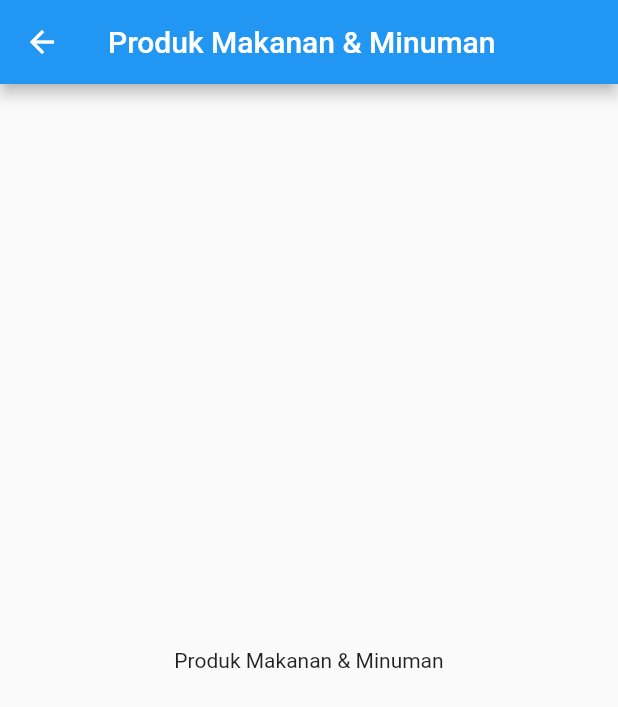
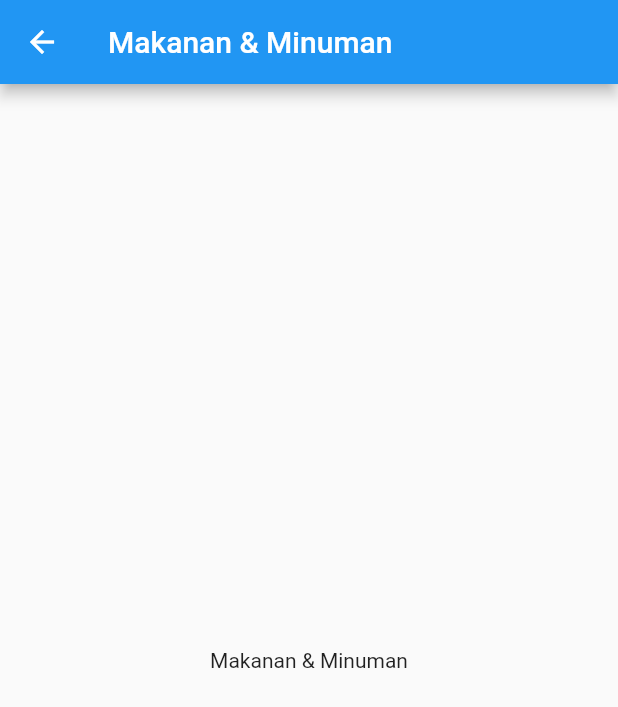
Before and after one commit to danielhartonohonoris/marketplaceuas, a Flutter app: the Home screen opened directly, after a tap on "Makanan & Minuman", on a phone screen of 412 x 824 dp. Shown: the top 707 px of the screen. Run offline on Flutter 3.47's test engine with Material 2 defaults, Android fonts, the phone set to English and light mode, and no system bars; our stand-ins replace carousel_slider, google_nav_bar.

Commit message:
Memodifikasi Kategori Home dan memindahkan beberapa file ke folder baru

```diff
--- /dev/null
+++ b/lib/KategoriPage/MakananMinuman.dart
@@ -0,0 +1,20 @@
+import 'package:flutter/material.dart';
+
+class MakananMinuman extends StatefulWidget {
+  @override
+  State<MakananMinuman> createState() => _MakananMinumanState();
+}
+
+class _MakananMinumanState extends State<MakananMinuman> {
+  @override
+  Widget build(BuildContext context) {
+    return Scaffold(
+      appBar: AppBar(
+        title: Text('Makanan & Minuman'),
+      ),
+      body: Center(
+        child: Text('Makanan & Minuman'),
+      ),
+    );
+  }
+}
--- a/lib/account.dart
+++ b/lib/NavbarPage/account.dart
@@ -1,10 +1,10 @@
 import 'package:flutter/material.dart';
 
 class Account extends StatefulWidget {
-  const Account({Key? key}) : super(key: key);
+  const Account({super.key});
 
   @override
-  _AccountState createState() => _AccountState();
+  State<Account> createState() => _AccountState();
 }
 
 class _AccountState extends State<Account> {
@@ -13,11 +13,9 @@ class _AccountState extends State<Account> {
     return const MaterialApp(
       debugShowCheckedModeBanner: false,
       home: Scaffold(
-        body: SafeArea(
-            child: Stack(
-          children: [Text('Account')],
-        )),
-      ),
+          body: SafeArea(
+        child: Text('Account'),
+      )),
     );
   }
 }
--- /dev/null
+++ b/lib/NavbarPage/cart.dart
@@ -0,0 +1,21 @@
+import 'package:flutter/material.dart';
+
+class Cart extends StatefulWidget {
+  const Cart({super.key});
+
+  @override
+  State<Cart> createState() => _CartState();
+}
+
+class _CartState extends State<Cart> {
+  @override
+  Widget build(BuildContext context) {
+    return const MaterialApp(
+      debugShowCheckedModeBanner: false,
+      home: Scaffold(
+          body: SafeArea(
+        child: Text('Cart'),
+      )),
+    );
+  }
+}
--- a/lib/home.dart
+++ b/lib/NavbarPage/home.dart
@@ -1,5 +1,9 @@
 import 'package:flutter/material.dart';
 import 'package:carousel_slider/carousel_slider.dart';
+import 'package:test4/KategoriPage/Elektronik.dart';
+import 'package:test4/KategoriPage/Kecantikan.dart';
+import 'package:test4/KategoriPage/MakananMinuman.dart';
+import 'package:test4/KategoriPage/Pakaian.dart';
 
 class Home extends StatefulWidget {
   const Home({Key? key}) : super(key: key);
@@ -13,6 +17,14 @@ class _HomeState extends State<Home> {
     'image/iklan_1.jpg',
     'image/iklan_2.jpg',
     'image/iklan_3.jpg',
+  ];
+
+  List<CategoryModel> categories = [
+    //Memanggil Class CategoryModel
+    CategoryModel('Elektronik', Icons.phone),
+    CategoryModel('Pakaian', Icons.shopping_bag),
+    CategoryModel('Kecantikan', Icons.favorite),
+    CategoryModel('Makanan & Minuman', Icons.fastfood),
   ];
 
   @override
@@ -60,8 +72,7 @@ class _HomeState extends State<Home> {
                         Container(
                           decoration: BoxDecoration(
                             border: Border.all(
-                              color: Colors
-                                  .blue, // Change the border color as needed
+                              color: Colors.blue,
                               width: 2.0,
                             ),
                             borderRadius: BorderRadius.circular(8.0),
@@ -72,8 +83,7 @@ class _HomeState extends State<Home> {
                             'Mengikuti',
                             style: TextStyle(
                               fontSize: 14,
-                              color: Colors
-                                  .blue, // Change the text color as needed
+                              color: Colors.blue,
                             ),
                           ),
                         ),
@@ -148,24 +158,23 @@ class _HomeState extends State<Home> {
                       margin: const EdgeInsets.symmetric(horizontal: 16),
                       child: Row(
                         mainAxisAlignment: MainAxisAlignment.spaceAround,
-                        children: [
-                          _buildCategoryCard('Elektronik', Icons.phone, () {
+                        //Membuat widget dari list categories
+                        children: categories
+                            .map(
+                              (category) => _buildCategoryCard(
+                                //Memanggil fungsi untuk membuat title dan icon
+                                category.title,
+                                category.icon,
+                                //fungsi untuk menavigasi ke halaman kategori
+                                () {
                                   _navigateToCategoryPage(
-                                context, 'Produk Elektronik');
-                          }),
-                          _buildCategoryCard('Pakaian', Icons.shopping_bag, () {
-                            _navigateToCategoryPage(context, 'Produk Pakaian');
-                          }),
-                          _buildCategoryCard('Kecantikan', Icons.favorite, () {
-                            _navigateToCategoryPage(
-                                context, 'Produk Kecantikan');
-                          }),
-                          _buildCategoryCard(
-                              'Makanan & Minuman', Icons.fastfood, () {
-                            _navigateToCategoryPage(
-                                context, 'Produk Makanan & Minuman');
-                          }),
-                        ],
+                                    context,
+                                    category.title,
+                                  );
+                                },
+                              ),
+                            )
+                            .toList(),
                       ),
                     ),
                   ],
@@ -626,7 +635,7 @@ class _HomeState extends State<Home> {
     );
   }
 
-  //icon widget yang merepresentasikan satu kategori.
+  //widget yang membuat page baru dari masing-masing kategori.
   Widget _buildCategoryCard(
       String judul, IconData ikon, VoidCallback onPressed) {
     return GestureDetector(
@@ -669,33 +678,60 @@ class _HomeState extends State<Home> {
     );
   }
 
-  //menavigasi ke halaman kategori baru ketika suatu kategori dipilih.
   void _navigateToCategoryPage(BuildContext context, String category) {
+    switch (category) {
+      case 'Elektronik':
+        //Navigasi Elektronik
         Navigator.push(
           context,
           MaterialPageRoute(
-        //Memanggil class CategoryPage
-        builder: (context) => CategoryPage(category: category),
+            //Memanggil class Elektronik
+            builder: (context) => Elektronik(),
           ),
         );
+        break;
+
+      case 'Pakaian':
+        //Navigasi Pakaian
+        Navigator.push(
+          context,
+          MaterialPageRoute(
+            //Memanggil class Pakaian
+            builder: (context) => Pakaian(),
+          ),
+        );
+        break;
+
+      case 'Kecantikan':
+        //Navigasi Kecantikan
+        Navigator.push(
+          context,
+          MaterialPageRoute(
+            //Memanggil class Kecantikan
+            builder: (context) => Kecantikan(),
+          ),
+        );
+        break;
+      case 'Makanan & Minuman':
+        //Navigasi MakananMinuman
+        Navigator.push(
+          context,
+          MaterialPageRoute(
+            //Memanggil class MakananMinuman
+            builder: (context) => MakananMinuman(),
+          ),
+        );
+        break;
+      default:
+        break;
+    }
   }
 }
 
-//Membuat page baru ketika kategori di klik, maka akan memunculkan page baru
-class CategoryPage extends StatelessWidget {
-  final String category;
-
-  const CategoryPage({Key? key, required this.category}) : super(key: key);
-
-  @override
-  Widget build(BuildContext context) {
-    return Scaffold(
-      appBar: AppBar(
-        title: Text(category),
-      ),
-      body: Center(
-        child: Text('$category'),
-      ),
-    );
+//informasi kategori untuk title dan icon CategoryModel
+class CategoryModel {
+  final String title;
+  final IconData icon;
+  //membuat instance CategoryModel dengan title dan icon
+  CategoryModel(this.title, this.icon);
 }
-}
--- a/lib/likes.dart
+++ b/lib/NavbarPage/likes.dart
@@ -10,7 +10,7 @@ class Likes extends StatefulWidget {
 class _LikesState extends State<Likes> {
   @override
   Widget build(BuildContext context) {
-    return MaterialApp(
+    return const MaterialApp(
       debugShowCheckedModeBanner: false,
       home: Scaffold(
           body: SafeArea(
--- a/lib/main.dart
+++ b/lib/main.dart
@@ -1,10 +1,10 @@
 import 'package:flutter/material.dart';
 import 'package:google_nav_bar/google_nav_bar.dart';
-import 'package:test4/account.dart';
-import 'package:test4/cart.dart';
-import 'package:test4/home.dart';
-import 'package:test4/likes.dart';
-import 'package:test4/login_page.dart';
+import 'package:test4/NavbarPage/account.dart';
+import 'package:test4/NavbarPage/cart.dart';
+import 'package:test4/NavbarPage/home.dart';
+import 'package:test4/NavbarPage/likes.dart';
+import 'package:test4/LoginPage/login_page.dart';
 import 'package:test4/searchpage.dart';
 
 void main() {
@@ -27,7 +27,7 @@
   final List<Widget> pages = [
     const Home(),
     const Likes(),
-    CartPage(),
+    const Cart(),
     const Account(),
   ];
 
@@ -76,7 +76,7 @@
               padding: EdgeInsets.symmetric(horizontal: 20, vertical: 20),
               duration: Duration(milliseconds: 800),
               tabBackgroundColor: Colors.grey.shade800,
-              tabs: [
+              tabs: const[
                 GButton(
                   icon: Icons.home,
                   text: 'Home',
--- a/pubspec.yaml
+++ b/pubspec.yaml
@@ -33,6 +33,7 @@ dependencies:
   carousel_slider: ^4.2.1
   google_nav_bar: ^5.0.6
   animated_login: ^1.7.2
+  search_page: ^2.3.0
 
 
   # The following adds the Cupertino Icons font to your application.
```
Also changed, not shown: lib/KategoriPage/Elektronik.dart (added, +20 -0 lines), lib/KategoriPage/Kecantikan.dart (added, +20 -0 lines), lib/KategoriPage/Pakaian.dart (added, +20 -0 lines), lib/LoginPage/login_page.dart (renamed from lib/login_page.dart, +4 -3 lines), lib/cart.dart (deleted, +0 -12 lines), lib/searchpage.dart (+8 -3 lines), pubspec.lock. Lines whose indentation alone changed are shown as unchanged.
